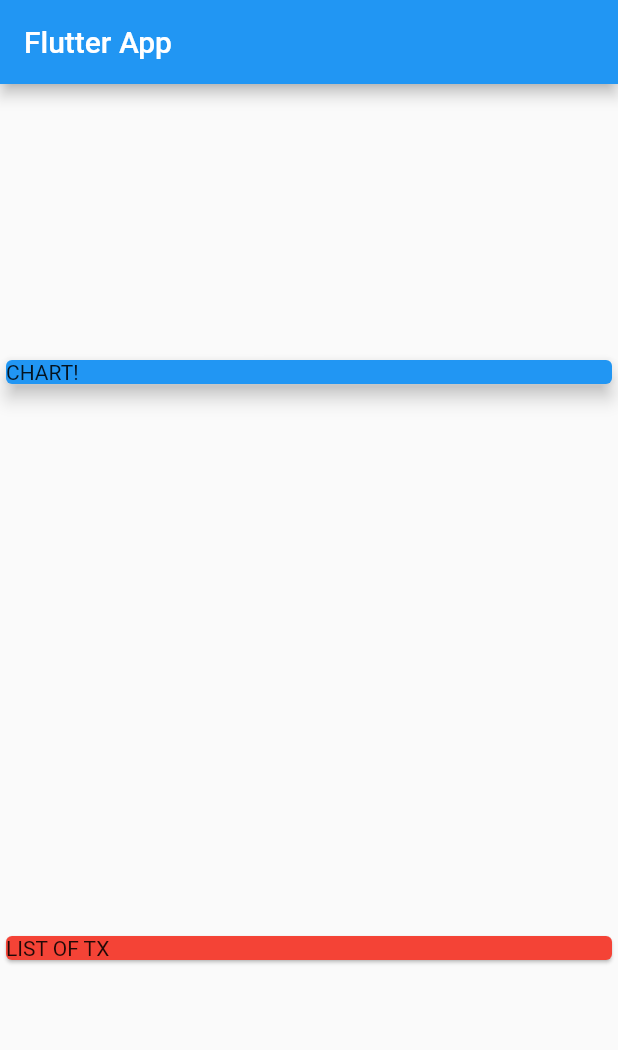
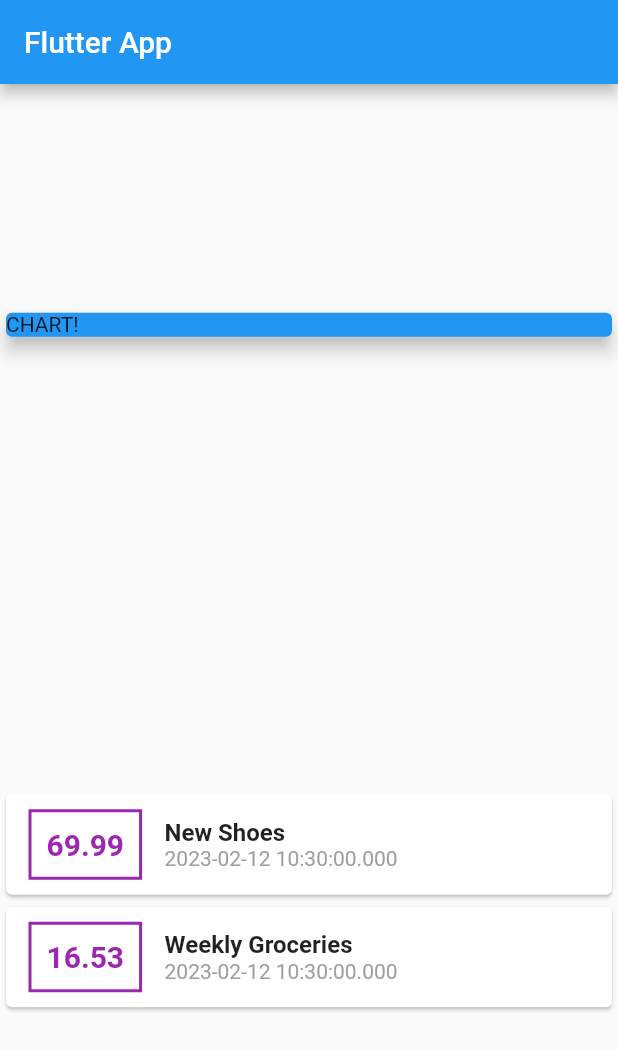
Before and after one commit to plntry/expenses-app, a Flutter app: the screen it shows after launch, on a phone screen of 412 x 824 dp. Shown: the top 1050 px of the screen. Run offline on Flutter 3.47's test engine with Material 2 defaults, Android fonts, the phone set to English and light mode, and no system bars.

Commit message:
added styles for transitions

```diff
--- a/lib/main.dart
+++ b/lib/main.dart
@@ -48,10 +48,54 @@ class MyHomePage extends StatelessWidget {
             ),
             elevation: 5,
           ),
-          Card(
-            color: Colors.red,
-            child: Text('LIST OF TX'),
-          ),
+          Column(
+            children: transactions
+                .map((tx) => Card(
+                      child: Row(
+                        children: <Widget>[
+                          Container(
+                            margin: EdgeInsets.symmetric(
+                              vertical: 10,
+                              horizontal: 15,
+                            ),
+                            decoration: BoxDecoration(
+                                border: Border.all(
+                              color: Colors.purple,
+                              width: 2,
+                            )),
+                            padding: EdgeInsets.all(10),
+                            child: Text(
+                              tx.amount.toString(),
+                              style: TextStyle(
+                                fontWeight: FontWeight.bold,
+                                fontSize: 20,
+                                color: Colors.purple,
+                              ),
+                            ),
+                          ),
+                          Column(
+                            crossAxisAlignment: CrossAxisAlignment.start,
+                            children: [
+                              Text(
+                                tx.title,
+                                style: TextStyle(
+                                  fontWeight: FontWeight.bold,
+                                  fontSize: 16,
+                                ),
+                              ),
+                              Text(
+                                tx.date.toString(),
+                                style: TextStyle(
+                                  color: Colors.grey,
+                                ),
+                              ),
+                            ],
+                          ),
+                        ],
+                      ),
+                    ))
+                .toList(),
+          )
         ],
       ),
     );
```
